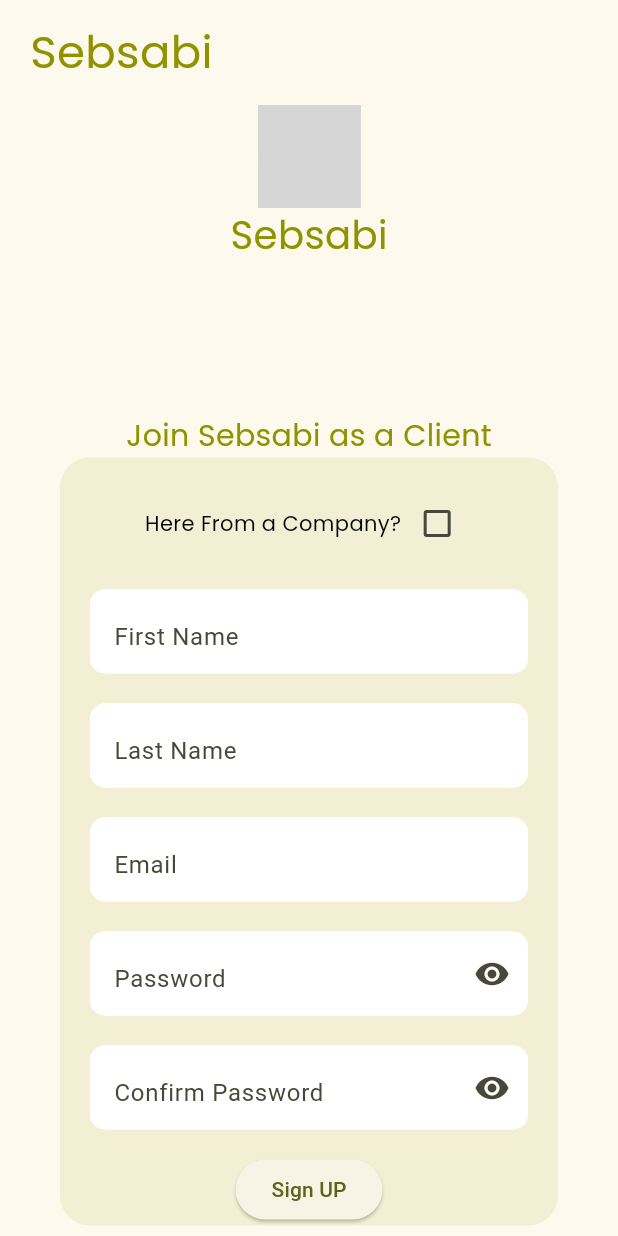
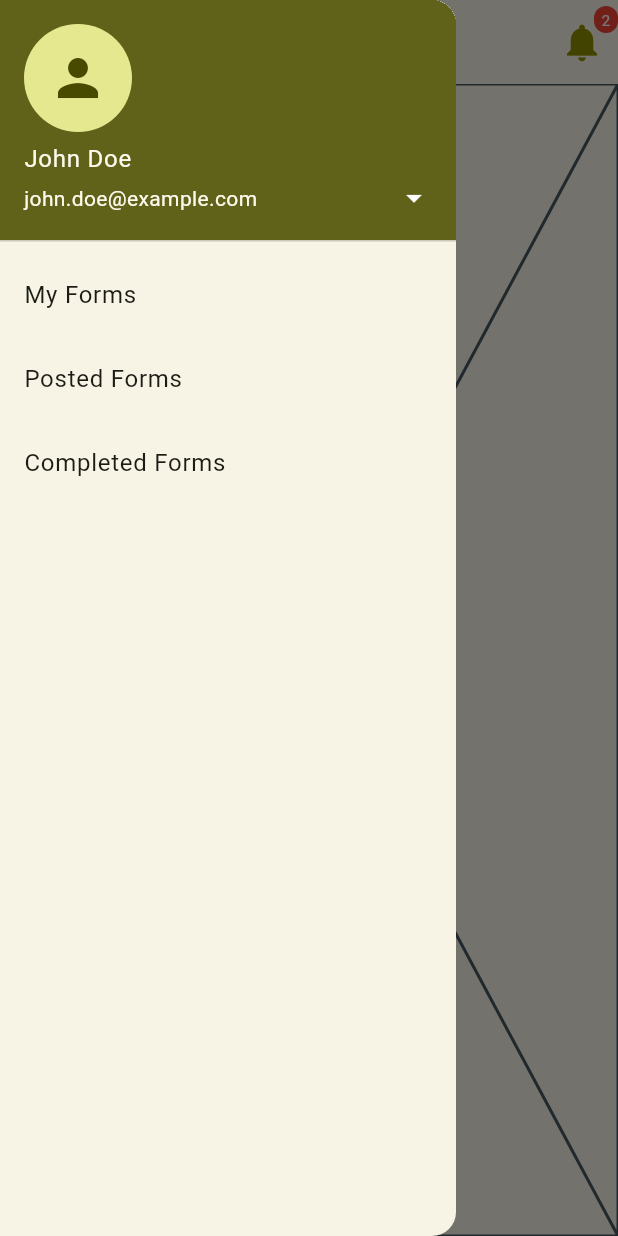
Before and after one commit to Betselot99/Sebsabi-front, a Flutter app: the screen it shows after launch, with the side drawer open (before the commit the screen has no drawer), on a phone screen of 412 x 824 dp. Run offline on Flutter 3.47's test engine with Material 3 defaults, Android fonts, the phone set to English and light mode, and no system bars; our stand-ins replace google_fonts, responsive_builder; missing offline and left inert: side_navigation; statements that could not run were skipped; grey boxes are pictures that could not be loaded.

Commit message:
home page

```diff
--- a/lib/form_provider.dart
+++ b/lib/provider/form_provider.dart
@@ -1,5 +1,4 @@
 import 'package:flutter/material.dart';
-import 'package:provider/provider.dart';
 
 class MyModel extends ChangeNotifier {
   String _message = "signup";
--- /dev/null
+++ b/lib/ui/home.dart
@@ -0,0 +1,228 @@
+import 'package:flutter/material.dart';
+import 'package:sebsabi/ui/myforms.dart';
+import 'package:sebsabi/ui/profile.dart';
+import 'package:side_navigation/side_navigation.dart';
+import 'package:responsive_builder/responsive_builder.dart';
+import 'package:google_fonts/google_fonts.dart';
+
+
+class Home extends StatefulWidget {
+  const Home({super.key});
+
+  @override
+  State<Home> createState() => _HomeState();
+}
+
+class _HomeState extends State<Home> {
+
+  List<Widget> views = const [
+    Center(
+      child: MyForms(),
+    ),
+    Center(
+      child: Text('posted Forms'),
+    ),
+    Center(
+      child: Text('completed forms'),
+    ),
+    Center(
+      child: Profile(),
+    ),
+  ];
+  int selectedIndex= 0;
+
+  void _selectPage(int index) {
+    setState(() {
+      selectedIndex = index;
+    });
+  }
+
+
+
+  @override
+  Widget build(BuildContext context) {
+    var w = MediaQuery
+        .of(context)
+        .size
+        .width;
+    var h = MediaQuery
+        .of(context)
+        .size
+        .width;
+    return ScreenTypeLayout(
+      mobile: MobileHome(context, w, h),
+      desktop: DesktopHome(context, w, h),
+    );
+  }
+
+
+  Widget Notification(){
+    return Stack(
+      children: [
+        IconButton(
+          icon: Icon(Icons.notifications, color: Color(0XFF909300),size: 30,),
+          onPressed: (){},
+        ),
+        Positioned(
+          right: 0,
+          top: 0,
+          child: Container(
+            padding: EdgeInsets.all(2),
+            decoration: BoxDecoration(
+              color: Colors.red,
+              borderRadius: BorderRadius.circular(8),
+            ),
+            constraints: BoxConstraints(
+              minWidth: 16,
+              minHeight: 16,
+            ),
+            child: Text(
+              '2',
+              style: TextStyle(
+                color: Colors.white,
+                fontSize: 10,
+              ),
+              textAlign: TextAlign.center,
+            ),
+          ),
+        ),
+      ],
+    );
+  }
+
+  Widget MobileHome(context,w,h){
+    return Scaffold(
+      appBar: AppBar(
+        title: Text("Sebsabi", style: GoogleFonts.poppins(textStyle: TextStyle(
+          color:  Color(0XFF909300),
+          fontSize: 30,
+        ))),
+        actions: [ Notification(),]
+      ),
+      drawer: Drawer(
+        child: ListView(
+          padding: EdgeInsets.zero,
+          children: [
+            UserAccountsDrawerHeader(
+              accountName: Text('John Doe'),
+              accountEmail: Text('john.doe@example.com'),
+              currentAccountPicture: CircleAvatar(
+                child: Icon(
+                  Icons.person,
+                  size: 40.0,
+                ),
+              ),
+
+              onDetailsPressed: () {
+                // Handle the click on the header here
+                _selectPage(3);
+                Navigator.pop(context);
+              },
+            ),
+            ListTile(
+              title: Text('My Forms'),
+              onTap: () {
+                _selectPage(0);
+                Navigator.pop(context); // Close the drawer
+              },
+            ),
+            ListTile(
+              title: Text('Posted Forms'),
+              onTap: () {
+                _selectPage(1);
+                Navigator.pop(context); // Close the drawer
+              },
+            ),
+            ListTile(
+              title: Text('Completed Forms'),
+              onTap: () {
+                _selectPage(2);
+                Navigator.pop(context); // Close the drawer
+              },
+            ),
+
+          ],
+        ),
+      ),
+      body: views[selectedIndex],
+
+    );
+  }
+
+
+    Widget DesktopHome(context,w,h){
+    return Scaffold(
+      body: Stack(
+        children: [
+          Positioned(
+            right: 50,
+            top: 20,
+            child: Notification()),
+          Row(
+            children: [
+              SideNavigationBar(
+                toggler: SideBarToggler(
+                ),
+                theme: SideNavigationBarTheme(
+                  togglerTheme: SideNavigationBarTogglerTheme(
+                    expandIconColor: Color(0XFF909300),
+                    shrinkIconColor: Color(0XFF909300)
+                  ),
+                  itemTheme: SideNavigationBarItemTheme(
+                    selectedItemColor: Color(0XFF909300),
+                    labelTextStyle: GoogleFonts.poppins()
+                  ),
+                  dividerTheme:SideNavigationBarDividerTheme.standard()
+
+
+                ),
+                header:  SideNavigationBarHeader(
+                    image: const CircleAvatar(
+                      backgroundImage: AssetImage("logo.png"),
+                      backgroundColor: Colors.white,
+                    ),
+                    title: Text("Sebsabi", style: GoogleFonts.poppins(textStyle: TextStyle(
+                      color:  Color(0XFF909300),
+                      fontSize: 30,
+                    ))),
+                    subtitle: Text('Client Dashboard', style: GoogleFonts.poppins()),
+
+                ),
+
+                selectedIndex: selectedIndex,
+                items:  const [
+                  SideNavigationBarItem(
+                    icon: Icons.post_add_sharp,
+                    label: 'My Forms',
+                  ),
+                  SideNavigationBarItem(
+                    icon: Icons.my_library_books_rounded,
+                    label: 'Posted Forms',
+                  ),
+                  SideNavigationBarItem(
+                    icon:Icons.fact_check,
+                    label: 'Completed Forms',
+                  ),
+                  SideNavigationBarItem(
+                    icon: Icons.person,
+                    label: 'Profile',
+                  ),
+                ],
+                onTap: (index) {
+                  setState(() {
+                    selectedIndex = index;
+                  });
+                },
+              ),
+              Expanded(
+                child: true?views.elementAt(selectedIndex):const Text("profile"),
+              )
+            ],
+          ),
+        ],
+      ),
+    );
+  }
+
+
+}
--- a/lib/landing.dart
+++ b/lib/ui/landing.dart
@@ -1,11 +1,11 @@
 import 'package:flutter/material.dart';
 import 'package:responsive_builder/responsive_builder.dart';
-import 'package:sebsabi/form_provider.dart';
-import 'package:sebsabi/widgets/frontui.dart';
-import 'package:sebsabi/widgets/login_form.dart';
-import 'package:sebsabi/widgets/navbar.dart';
+import 'package:sebsabi/provider/form_provider.dart';
+import 'package:sebsabi/ui/widgets/frontui.dart';
+import 'package:sebsabi/ui/widgets/login_form.dart';
+import 'package:sebsabi/ui/widgets/navbar.dart';
 import 'package:provider/provider.dart';
-import 'package:sebsabi/widgets/signup_form.dart';
+import 'package:sebsabi/ui/widgets/signup_form.dart';
 
 
 class Landing extends StatefulWidget {
@@ -29,7 +29,7 @@ class _LandingState extends State<Landing> {
     return Scaffold(
       body: Column(
         children: [
-          NavBar(),
+          const NavBar(),
           Expanded(
             child: ListView(
               children: [Center(
@@ -39,10 +39,10 @@ class _LandingState extends State<Landing> {
                   //crossAxisAlignment: CrossAxisAlignment.center,
 
                   children: [
-                    Container(
+                    SizedBox(
                         width: w*2,
-                        height: h/2,child: FrontUI()),
-                    Container(
+                        height: h/2,child: const FrontUI()),
+                    SizedBox(
                       width: w*2,
                       height: h*2.5,
                       child: Padding(
@@ -51,9 +51,9 @@ class _LandingState extends State<Landing> {
                           builder:(context,myModel, child){
                             String status = myModel.message;
                             if(status=="login"){
-                              return LogInForm();
+                              return const LogInForm();
                             }else{
-                              return SignUpForm();
+                              return const SignUpForm();
                             }
 
                           }
@@ -75,23 +75,23 @@ class _LandingState extends State<Landing> {
       body: Column(
         mainAxisAlignment: MainAxisAlignment.start,
         children: [
-          NavBar(),
+          const NavBar(),
           Expanded(
             child: ListView(
                 children: [Center(
                   child: Row(
 
                     children: [
-                      Container(
+                      SizedBox(
                         width: w/2,
                           height:h,
 
 
-                          child: Padding(
-                            padding: const EdgeInsets.only(top: 200),
+                          child: const Padding(
+                            padding: EdgeInsets.only(top: 200),
                             child: FrontUI(),
                           )),
-                      Container(
+                      SizedBox(
                         width: w/2,
                         height:h,
                         child: Padding(
@@ -100,9 +100,9 @@ class _LandingState extends State<Landing> {
                               builder:(context,myModel, child){
                                 String status = myModel.message;
                                 if(status=="login"){
-                                  return LogInForm();
+                                  return const LogInForm();
                                 }else{
-                                  return SignUpForm();
+                                  return const SignUpForm();
                                 }
 
                               }
--- a/lib/main.dart
+++ b/lib/ui/main.dart
@@ -1,7 +1,7 @@
 import 'package:flutter/material.dart';
-import 'package:responsive_builder/responsive_builder.dart';
-import 'package:sebsabi/form_provider.dart';
-import 'package:sebsabi/landing.dart';
+import 'package:sebsabi/provider/form_provider.dart';
+import 'package:sebsabi/ui/home.dart';
+import 'package:sebsabi/ui/landing.dart';
 import 'package:provider/provider.dart';
 
 void main() {
@@ -19,12 +19,13 @@ class MyApp extends StatelessWidget {
         ChangeNotifierProvider(create: (_) => MyModel()),
       ],
       child: MaterialApp(
+        debugShowCheckedModeBanner: false,
         title: 'ሰብሳቢ',
         theme: ThemeData(
-          colorScheme: ColorScheme.fromSeed(seedColor: Color(0XFF909300)),
+          colorScheme: ColorScheme.fromSeed(seedColor: const Color(0XFF909300)),
           useMaterial3: true,
         ),
-        home: Landing(),
+        home: const Home(),
       ),
     );
   }
--- /dev/null
+++ b/lib/ui/myforms.dart
@@ -0,0 +1,20 @@
+import 'package:flutter/material.dart';
+
+
+
+
+
+
+class MyForms extends StatefulWidget {
+  const MyForms({super.key});
+
+  @override
+  State<MyForms> createState() => _MyFormsState();
+}
+
+class _MyFormsState extends State<MyForms> {
+  @override
+  Widget build(BuildContext context) {
+    return const Placeholder();
+  }
+}
--- a/lib/widgets/frontui.dart
+++ b/lib/ui/widgets/frontui.dart
@@ -1,5 +1,4 @@
 import 'package:flutter/material.dart';
-import 'package:responsive_builder/responsive_builder.dart';
 import 'package:google_fonts/google_fonts.dart';
 
 
@@ -19,11 +18,11 @@ class FrontUI extends StatelessWidget {
 
         CircleAvatar(
           radius: w/12,
-          backgroundImage:AssetImage("logo.png"),
+          backgroundImage:const AssetImage("logo.png"),
           backgroundColor: Colors.white,
         ),
         Text("Sebsabi", style: GoogleFonts.poppins(textStyle: TextStyle(
-          color: Color(0XFF909300),
+          color: const Color(0XFF909300),
           fontSize: w/16,
         ))),
 
--- a/lib/widgets/navbar.dart
+++ b/lib/ui/widgets/navbar.dart
@@ -3,7 +3,7 @@ import 'package:responsive_builder/responsive_builder.dart';
 import 'package:google_fonts/google_fonts.dart';
 import 'package:provider/provider.dart';
 
-import '../form_provider.dart';
+import '../../provider/form_provider.dart';
 
 
 class NavBar extends StatefulWidget {
@@ -37,12 +37,12 @@ class _NavBarState extends State<NavBar> {
   Widget MobileNavBar(){
 
     return Container(
-        margin: EdgeInsets.symmetric(horizontal: 20),
+        margin: const EdgeInsets.symmetric(horizontal: 20),
         height:70,
         child:Row(
             mainAxisAlignment: MainAxisAlignment.spaceBetween,
             children:[
-              Text("Sebsabi", style: GoogleFonts.poppins(textStyle: TextStyle(
+              Text("Sebsabi", style: GoogleFonts.poppins(textStyle: const TextStyle(
                 color: Color(0XFF909300),
                 fontSize: 30,
               ))),
@@ -55,7 +55,7 @@ class _NavBarState extends State<NavBar> {
   Widget DesktopNavBar(){
     return Material(
       elevation: 20,
-      child: Container(
+      child: SizedBox(
 
           //margin: EdgeInsets.symmetric(horizontal: 20, vertical:10),
           height:70,
@@ -65,7 +65,7 @@ class _NavBarState extends State<NavBar> {
             child: Row(
                 mainAxisAlignment: MainAxisAlignment.spaceBetween,
                 children:[
-                  Text("Sebsabi", style: GoogleFonts.poppins(textStyle: TextStyle(
+                  Text("Sebsabi", style: GoogleFonts.poppins(textStyle: const TextStyle(
                     color: Color(0XFF909300),
                     fontSize: 30,
                     fontWeight: FontWeight.w500
@@ -81,7 +81,7 @@ class _NavBarState extends State<NavBar> {
                           button= FontWeight.normal;// Change the font weight when clicked
                         });
                       }, child: Text("LogIn", style: GoogleFonts.poppins(textStyle: TextStyle(
-                        color: Color(0XFF909300),
+                        color: const Color(0XFF909300),
                         fontWeight: button1
                       ))),
                       ),
@@ -94,7 +94,7 @@ class _NavBarState extends State<NavBar> {
                         });
 
                       }, child: Text("SignUp", style: GoogleFonts.poppins(textStyle: TextStyle(
-                        color: Color(0XFF909300),
+                        color: const Color(0XFF909300),
                           fontWeight: button
                       ))))
                     ],
--- a/lib/widgets/signup_form.dart
+++ b/lib/ui/widgets/signup_form.dart
@@ -1,9 +1,11 @@
 import 'package:flutter/material.dart';
-import 'package:responsive_builder/responsive_builder.dart';
 import 'package:google_fonts/google_fonts.dart';
+import 'package:sebsabi/ui/home.dart';
 
 
 class SignUpForm extends StatefulWidget {
+  const SignUpForm({super.key});
+
 
   @override
   State<SignUpForm> createState() => _SignUpFormState();
@@ -189,7 +191,7 @@ class _SignUpFormState extends State<SignUpForm> {
       children:[
         FittedBox(
           fit: BoxFit.scaleDown,
-          child: Text("Join Sebsabi as a Client", style: GoogleFonts.poppins(textStyle: TextStyle(
+          child: Text("Join Sebsabi as a Client", style: GoogleFonts.poppins(textStyle: const TextStyle(
             color: Color(0XFF909300),
             fontSize: 20,
           ))),
@@ -197,22 +199,22 @@ class _SignUpFormState extends State<SignUpForm> {
         Container(
 
             decoration:  BoxDecoration(
-              color: Color(0XFF909300).withOpacity(0.1),
-              borderRadius: BorderRadius.all(Radius.circular(20)),),
+              color: const Color(0XFF909300).withOpacity(0.1),
+              borderRadius: const BorderRadius.all(Radius.circular(20)),),
 
             child: Form(
               key: _formKey,
               child: Column(
                 //crossAxisAlignment: CrossAxisAlignment.end,
                 children: [
-                  SizedBox(height: 20,),
+                  const SizedBox(height: 20,),
                   FittedBox(
                     fit:BoxFit.scaleDown,
                     child: Row(
                       mainAxisAlignment: MainAxisAlignment.center,
                       children: [
 
-                        Text("Here From a Company?",style: GoogleFonts.poppins(textStyle: TextStyle(
+                        Text("Here From a Company?",style: GoogleFonts.poppins(textStyle: const TextStyle(
                           color: Colors.black,
                           fontSize: 14,
                         ))),
@@ -225,7 +227,7 @@ class _SignUpFormState extends State<SignUpForm> {
                       ],
                     ),
                   ),
-                  SizedBox(height: 20,),
+                  const SizedBox(height: 20,),
                   Padding(
                     padding: const EdgeInsets.only(left: 20, right:20),
                     child: TextFormField(
@@ -254,7 +256,7 @@ class _SignUpFormState extends State<SignUpForm> {
                   ),
 
                   //last Name
-                  SizedBox(height: 20,),
+                  const SizedBox(height: 20,),
                   Padding(
                     padding: const EdgeInsets.only(left: 20, right:20),
                     child: TextFormField(
@@ -282,7 +284,7 @@ class _SignUpFormState extends State<SignUpForm> {
                     ),
                   ),
                   //Email
-                  SizedBox(height: 20,),
+                  const SizedBox(height: 20,),
                   Padding(
                     padding: const EdgeInsets.only(left: 20, right:20),
                     child: TextFormField(
@@ -310,7 +312,7 @@ class _SignUpFormState extends State<SignUpForm> {
                     ),
                   ),
                   //password
-                  SizedBox(height: 20,),
+                  const SizedBox(height: 20,),
                   Padding(
                     padding: const EdgeInsets.only(left: 20, right:20),
                     child: TextFormField(
@@ -343,7 +345,7 @@ class _SignUpFormState extends State<SignUpForm> {
                   ),
 
                   // confirm password
-                  SizedBox(height: 20,),
+                  const SizedBox(height: 20,),
                   Padding(
                     padding: const EdgeInsets.only(left: 20, right:20),
                     child: TextFormField(
@@ -379,7 +381,7 @@ class _SignUpFormState extends State<SignUpForm> {
 
                   if(ifCompany)...[
                     //company name
-                    SizedBox(height: 20,),
+                    const SizedBox(height: 20,),
                     Padding(
                       padding: const EdgeInsets.only(left: 20, right:20),
                       child: TextFormField(
@@ -407,7 +409,7 @@ class _SignUpFormState extends State<SignUpForm> {
                       ),
                     ),
                     //company Type
-                    SizedBox(height: 20,),
+                    const SizedBox(height: 20,),
                     Padding(
                       padding: const EdgeInsets.only(left: 20, right:20),
                       child: TextFormField(
@@ -435,7 +437,7 @@ class _SignUpFormState extends State<SignUpForm> {
                       ),
                     ),
                     //Ocupation
-                    SizedBox(height: 20,),
+                    const SizedBox(height: 20,),
                     Padding(
                       padding: const EdgeInsets.only(left: 20, right:20),
                       child: TextFormField(
@@ -463,11 +465,12 @@ class _SignUpFormState extends State<SignUpForm> {
                       ),
                     ),
                   ],
-                  SizedBox(height: 16),
+                  const SizedBox(height: 16),
                   ElevatedButton(
-                    onPressed: _submitForm,
-                    child: Text('Sign UP'),
-                  )
+                    onPressed: (){_submitForm;  Navigator.of(context).push(MaterialPageRoute(builder: (context)=>const Home()));},
+                    child: const Text('Sign Up'),
+                  ),
+                  const SizedBox(height: 16)
                 ],
               ),
             )
--- a/pubspec.yaml
+++ b/pubspec.yaml
@@ -41,6 +41,7 @@ dev_dependencies:
     sdk: flutter
   responsive_builder: ^0.7.0
   google_fonts: ^6.1.0
+  side_navigation: ^1.0.4
 
   # The "flutter_lints" package below contains a set of recommended lints to
   # encourage good coding practices. The lint set provided by the package is
```
Also changed, not shown: lib/ui/profile.dart (added, +15 -0 lines), lib/ui/widgets/login_form.dart (renamed from lib/widgets/login_form.dart, +9 -10 lines), lib/ui/claimedforms.dart (added), lib/ui/completedforms.dart (added), lib/ui/postedforms.dart (added), lib/ui/widgets/forms_card.dart (added), pubspec.lock, 1 other file.
